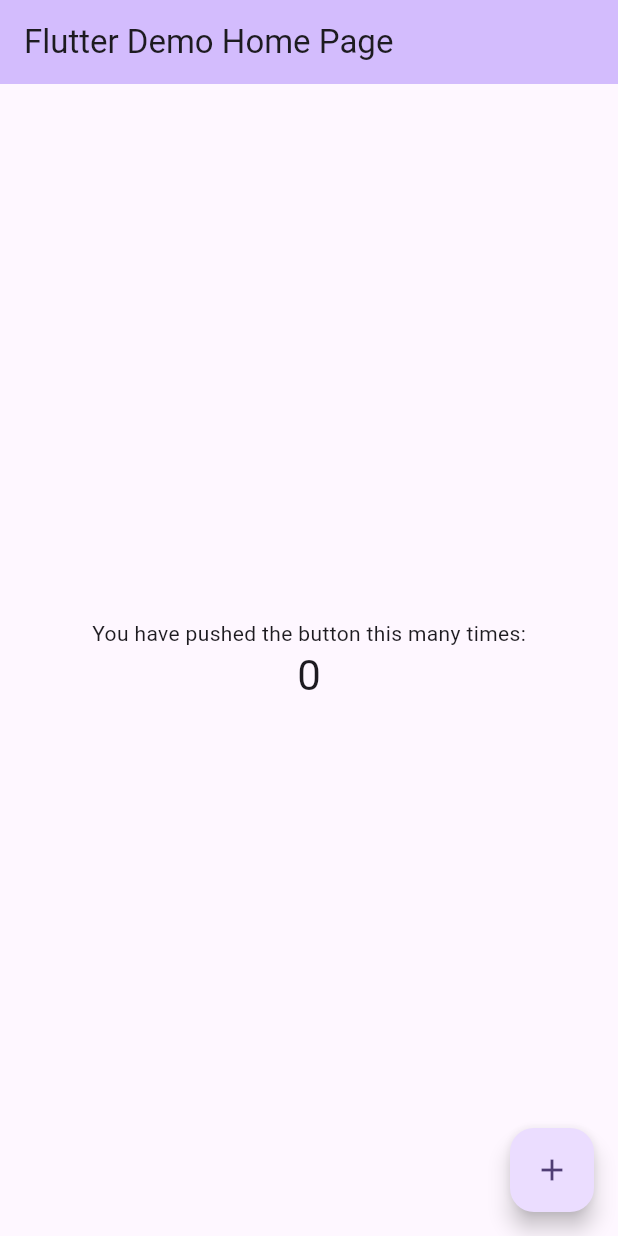
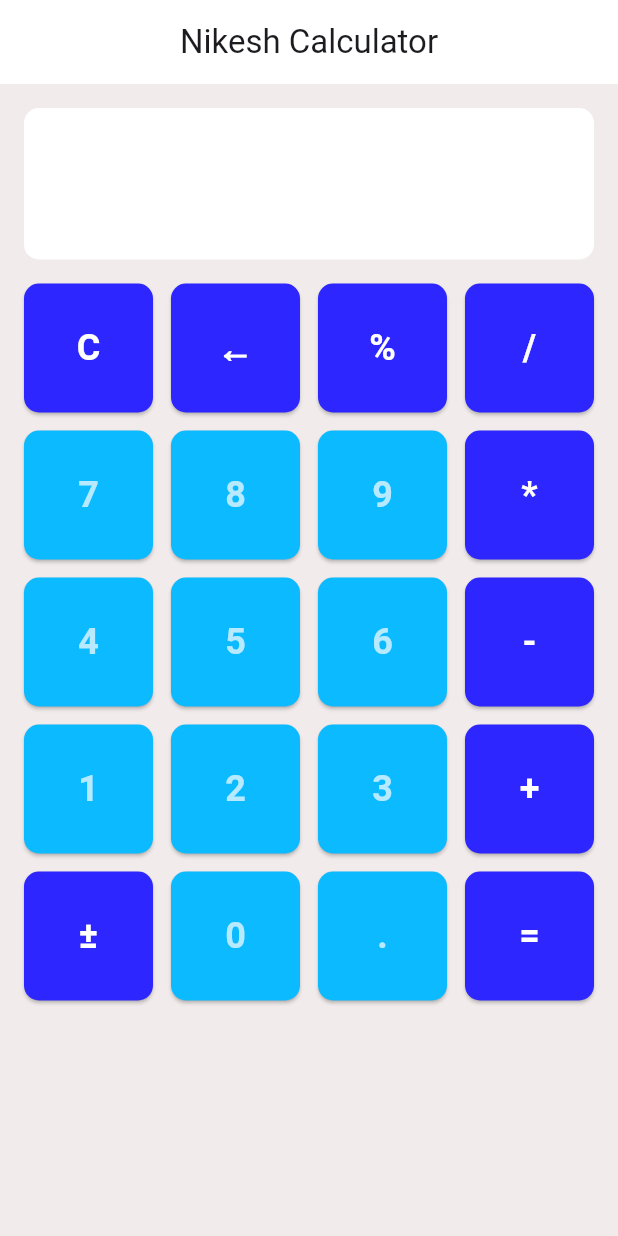
Before and after one commit to 0-nikesh/calcapp, a Flutter app: the screen it shows after launch, on a phone screen of 412 x 824 dp. Run offline on Flutter 3.47's test engine with Material 3 defaults, Android fonts, the phone set to English and light mode, and no system bars.

Commit message:
calculator done

```diff
--- a/lib/main.dart
+++ b/lib/main.dart
@@ -1,125 +1,6 @@
+import 'package:calcapp/view/calculator_view.dart';
 import 'package:flutter/material.dart';
 
 void main() {
-  runApp(const MyApp());
+  runApp(MaterialApp(home: const CalculatorView()));
 }
-
-class MyApp extends StatelessWidget {
-  const MyApp({super.key});
-
-  // This widget is the root of your application.
-  @override
-  Widget build(BuildContext context) {
-    return MaterialApp(
-      title: 'Flutter Demo',
-      theme: ThemeData(
-        // This is the theme of your application.
-        //
-        // TRY THIS: Try running your application with "flutter run". You'll see
-        // the application has a purple toolbar. Then, without quitting the app,
-        // try changing the seedColor in the colorScheme below to Colors.green
-        // and then invoke "hot reload" (save your changes or press the "hot
-        // reload" button in a Flutter-supported IDE, or press "r" if you used
-        // the command line to start the app).
-        //
-        // Notice that the counter didn't reset back to zero; the application
-        // state is not lost during the reload. To reset the state, use hot
-        // restart instead.
-        //
-        // This works for code too, not just values: Most code changes can be
-        // tested with just a hot reload.
-        colorScheme: ColorScheme.fromSeed(seedColor: Colors.deepPurple),
-        useMaterial3: true,
-      ),
-      home: const MyHomePage(title: 'Flutter Demo Home Page'),
-    );
-  }
-}
-
-class MyHomePage extends StatefulWidget {
-  const MyHomePage({super.key, required this.title});
-
-  // This widget is the home page of your application. It is stateful, meaning
-  // that it has a State object (defined below) that contains fields that affect
-  // how it looks.
-
-  // This class is the configuration for the state. It holds the values (in this
-  // case the title) provided by the parent (in this case the App widget) and
-  // used by the build method of the State. Fields in a Widget subclass are
-  // always marked "final".
-
-  final String title;
-
-  @override
-  State<MyHomePage> createState() => _MyHomePageState();
-}
-
-class _MyHomePageState extends State<MyHomePage> {
-  int _counter = 0;
-
-  void _incrementCounter() {
-    setState(() {
-      // This call to setState tells the Flutter framework that something has
-      // changed in this State, which causes it to rerun the build method below
-      // so that the display can reflect the updated values. If we changed
-      // _counter without calling setState(), then the build method would not be
-      // called again, and so nothing would appear to happen.
-      _counter++;
-    });
-  }
-
-  @override
-  Widget build(BuildContext context) {
-    // This method is rerun every time setState is called, for instance as done
-    // by the _incrementCounter method above.
-    //
-    // The Flutter framework has been optimized to make rerunning build methods
-    // fast, so that you can just rebuild anything that needs updating rather
-    // than having to individually change instances of widgets.
-    return Scaffold(
-      appBar: AppBar(
-        // TRY THIS: Try changing the color here to a specific color (to
-        // Colors.amber, perhaps?) and trigger a hot reload to see the AppBar
-        // change color while the other colors stay the same.
-        backgroundColor: Theme.of(context).colorScheme.inversePrimary,
-        // Here we take the value from the MyHomePage object that was created by
-        // the App.build method, and use it to set our appbar title.
-        title: Text(widget.title),
-      ),
-      body: Center(
-        // Center is a layout widget. It takes a single child and positions it
-        // in the middle of the parent.
-        child: Column(
-          // Column is also a layout widget. It takes a list of children and
-          // arranges them vertically. By default, it sizes itself to fit its
-          // children horizontally, and tries to be as tall as its parent.
-          //
-          // Column has various properties to control how it sizes itself and
-          // how it positions its children. Here we use mainAxisAlignment to
-          // center the children vertically; the main axis here is the vertical
-          // axis because Columns are vertical (the cross axis would be
-          // horizontal).
-          //
-          // TRY THIS: Invoke "debug painting" (choose the "Toggle Debug Paint"
-          // action in the IDE, or press "p" in the console), to see the
-          // wireframe for each widget.
-          mainAxisAlignment: MainAxisAlignment.center,
-          children: <Widget>[
-            const Text(
-              'You have pushed the button this many times:',
-            ),
-            Text(
-              '$_counter',
-              style: Theme.of(context).textTheme.headlineMedium,
-            ),
-          ],
-        ),
-      ),
-      floatingActionButton: FloatingActionButton(
-        onPressed: _incrementCounter,
-        tooltip: 'Increment',
-        child: const Icon(Icons.add),
-      ), // This trailing comma makes auto-formatting nicer for build methods.
-    );
-  }
-}
--- /dev/null
+++ b/lib/view/calculator_view.dart
@@ -0,0 +1,177 @@
+import 'package:flutter/material.dart';
+
+class CalculatorView extends StatefulWidget {
+  const CalculatorView({super.key});
+
+  @override
+  State<CalculatorView> createState() => _CalculatorViewState();
+}
+
+class _CalculatorViewState extends State<CalculatorView> {
+  final _textController = TextEditingController();
+  List<String> lstSymbols = [
+    "C",
+    "←",
+    "%",
+    "/",
+    "7",
+    "8",
+    "9",
+    "*",
+    "4",
+    "5",
+    "6",
+    "-",
+    "1",
+    "2",
+    "3",
+    "+",
+    "±",
+    "0",
+    ".",
+    "=",
+  ];
+
+  String? firstOperand;
+  String? operator;
+  String? secondOperand;
+
+  void _onButtonPressed(String symbol) {
+    setState(() {
+      if (symbol == "C") {
+        _textController.clear();
+        firstOperand = null;
+        operator = null;
+        secondOperand = null;
+      } else if (symbol == "←") {
+        if (_textController.text.isNotEmpty) {
+          _textController.text = _textController.text
+              .substring(0, _textController.text.length - 1);
+        }
+      } else if (symbol == "=") {
+        if (firstOperand != null &&
+            operator != null &&
+            _textController.text.isNotEmpty) {
+          secondOperand = _textController.text;
+          _calculateResult();
+        }
+      } else if ("+-*/%".contains(symbol)) {
+        if (_textController.text.isNotEmpty) {
+          firstOperand = _textController.text;
+          operator = symbol;
+          _textController.clear();
+        }
+      } else if (symbol == "±") {
+        if (_textController.text.isNotEmpty) {
+          double currentValue = double.tryParse(_textController.text) ?? 0;
+          _textController.text = (-currentValue).toString();
+        }
+      } else {
+        _textController.text += symbol;
+      }
+    });
+  }
+
+  void _calculateResult() {
+    double num1 = double.tryParse(firstOperand ?? "0") ?? 0;
+    double num2 = double.tryParse(secondOperand ?? "0") ?? 0;
+    double result = 0;
+
+    switch (operator) {
+      case "+":
+        result = num1 + num2;
+        break;
+      case "-":
+        result = num1 - num2;
+        break;
+      case "*":
+        result = num1 * num2;
+        break;
+      case "/":
+        result = num2 != 0 ? num1 / num2 : 0; // Prevent division by zero
+        break;
+      case "%":
+        result = num1 % num2;
+        break;
+    }
+
+    _textController.text = result.toString();
+    firstOperand = null;
+    operator = null;
+    secondOperand = null;
+  }
+
+  @override
+  Widget build(BuildContext context) {
+    return Scaffold(
+      backgroundColor: const Color.fromARGB(255, 241, 235, 235),
+      appBar: AppBar(
+        title: Center(child: const Text('Nikesh Calculator')),
+        backgroundColor: const Color.fromARGB(255, 255, 255, 255),
+      ),
+      body: Padding(
+        padding: const EdgeInsets.all(16.0),
+        child: Column(
+          children: [
+            // Display Area
+            Container(
+              alignment: Alignment.centerRight,
+              padding: const EdgeInsets.all(16.0),
+              decoration: BoxDecoration(
+                color: const Color.fromARGB(255, 255, 255, 255),
+                borderRadius: BorderRadius.circular(10),
+              ),
+              child: Text(
+                _textController.text,
+                style: const TextStyle(
+                  fontSize: 48,
+                  fontWeight: FontWeight.bold,
+                  color: Color.fromARGB(255, 0, 0, 0),
+                ),
+                maxLines: 1,
+                overflow: TextOverflow.ellipsis,
+              ),
+            ),
+            const SizedBox(height: 16),
+            // Buttons Grid
+            Expanded(
+              child: GridView.builder(
+                gridDelegate: const SliverGridDelegateWithFixedCrossAxisCount(
+                  crossAxisCount: 4,
+                  crossAxisSpacing: 12.0,
+                  mainAxisSpacing: 12.0,
+                ),
+                itemCount: lstSymbols.length,
+                itemBuilder: (context, index) {
+                  String symbol = lstSymbols[index];
+                  bool isOperator = "+-*/%=←C±=".contains(symbol);
+
+                  return ElevatedButton(
+                    style: ElevatedButton.styleFrom(
+                      backgroundColor: isOperator
+                          ? const Color.fromARGB(255, 45, 38, 254)
+                          : const Color.fromARGB(255, 12, 186, 255),
+                      shape: RoundedRectangleBorder(
+                        borderRadius: BorderRadius.circular(10),
+                      ),
+                      padding: const EdgeInsets.all(16.0),
+                    ),
+                    onPressed: () => _onButtonPressed(symbol),
+                    child: Text(
+                      symbol,
+                      style: TextStyle(
+                        fontSize: 24,
+                        fontWeight: FontWeight.bold,
+                        color: isOperator ? Colors.white : Colors.white70,
+                      ),
+                    ),
+                  );
+                },
+              ),
+            ),
+          ],
+        ),
+      ),
+    );
+  }
+}
```
